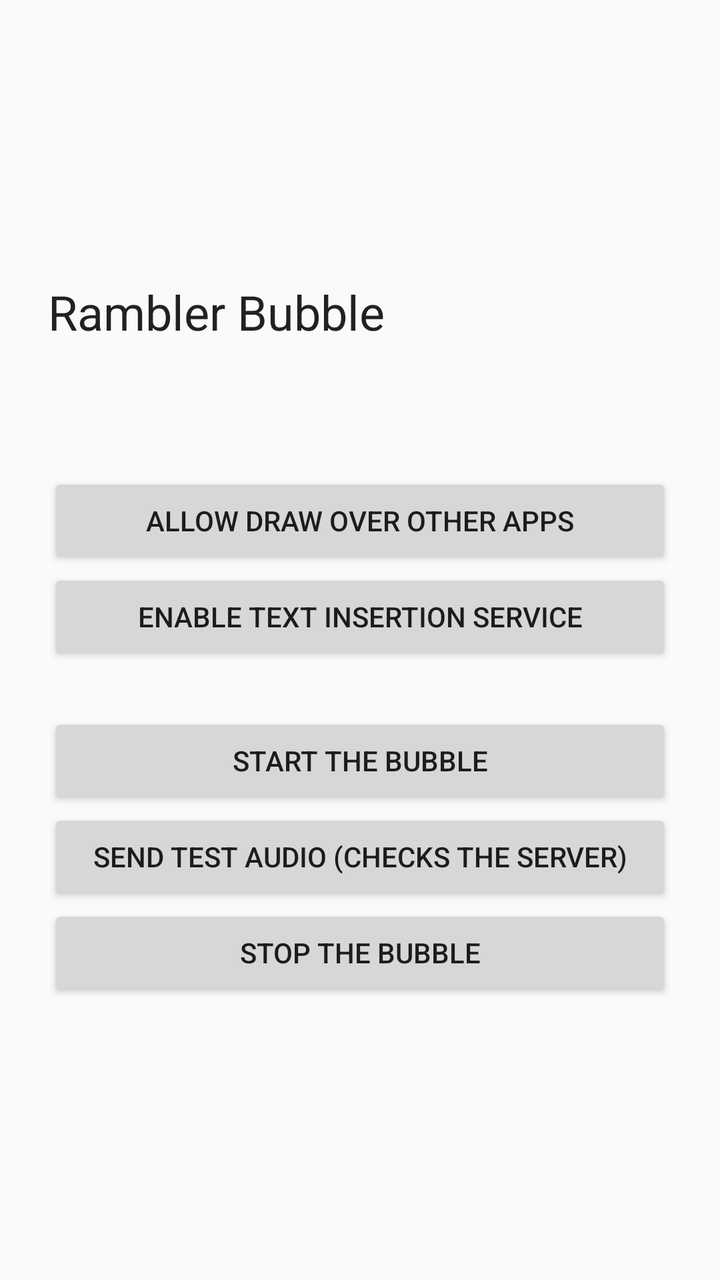
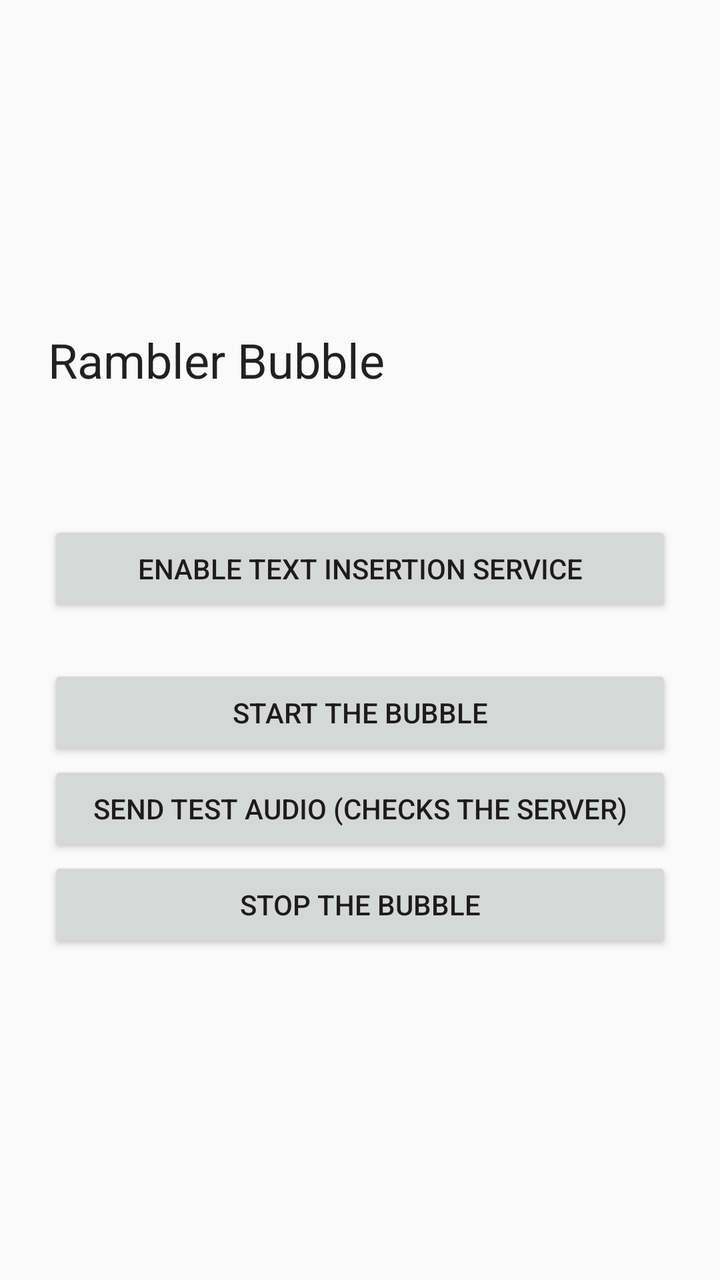

Two renders of the same Android screen: before a commit and after it. Below are the layout's source before the change and the commit's diff.
<!-- AndroidManifest.xml: application theme Theme.Rambler -->
<!-- res/layout/activity_main.xml -->
<?xml version="1.0" encoding="utf-8"?>
<FrameLayout xmlns:android="http://schemas.android.com/apk/res/android"
    android:layout_width="match_parent"
    android:layout_height="match_parent"
    android:padding="24dp">

    <LinearLayout
        android:layout_width="match_parent"
        android:layout_height="wrap_content"
        android:layout_gravity="center"
        android:orientation="vertical">

        <TextView
            android:layout_width="wrap_content"
            android:layout_height="wrap_content"
            android:text="@string/app_name"
            android:textAppearance="@style/TextAppearance.AppCompat.Headline" />

        <TextView
            android:id="@+id/status"
            android:layout_width="wrap_content"
            android:layout_height="wrap_content"
            android:layout_marginTop="16dp"
            android:textAppearance="@style/TextAppearance.AppCompat.Medium" />

        <Button
            android:id="@+id/overlay_perm"
            android:layout_width="match_parent"
            android:layout_height="wrap_content"
            android:layout_marginTop="24dp"
            android:text="@string/grant_overlay" />

        <Button
            android:id="@+id/a11y_perm"
            android:layout_width="match_parent"
            android:layout_height="wrap_content"
            android:text="@string/grant_a11y" />

        <Button
            android:id="@+id/start"
            android:layout_width="match_parent"
            android:layout_height="wrap_content"
            android:layout_marginTop="24dp"
            android:text="@string/start_bubble" />

        <Button
            android:id="@+id/test_audio"
            android:layout_width="match_parent"
            android:layout_height="wrap_content"
            android:text="@string/send_test_audio" />

        <Button
            android:id="@+id/stop"
            android:layout_width="match_parent"
            android:layout_height="wrap_content"
            android:text="@string/stop_bubble" />
    </LinearLayout>
</FrameLayout>
<!-- resources referenced by this layout -->
<resources>
  <string name="app_name">Rambler Bubble</string>
  <string name="grant_a11y">Enable text insertion service</string>
  <string name="grant_overlay">Allow draw over other apps</string>
  <string name="send_test_audio">Send test audio (checks the server)</string>
  <string name="start_bubble">Start the bubble</string>
  <string name="stop_bubble">Stop the bubble</string>
  <style name="Theme.Rambler" parent="Theme.AppCompat.DayNight.NoActionBar" />
</resources>

<!-- the commit's change to res/layout/activity_main.xml (unified diff, before → after) -->
@@ -24,16 +24,10 @@
             android:textAppearance="@style/TextAppearance.AppCompat.Medium" />
 
         <Button
-            android:id="@+id/overlay_perm"
+            android:id="@+id/a11y_perm"
             android:layout_width="match_parent"
             android:layout_height="wrap_content"
             android:layout_marginTop="24dp"
-            android:text="@string/grant_overlay" />
-
-        <Button
-            android:id="@+id/a11y_perm"
-            android:layout_width="match_parent"
-            android:layout_height="wrap_content"
             android:text="@string/grant_a11y" />
 
         <Button
<!-- resource entries referenced after the edit -->
@@ -2,7 +2,6 @@
 <resources>
   <string name="app_name">Rambler Bubble</string>
   <string name="grant_a11y">Enable text insertion service</string>
-  <string name="grant_overlay">Allow draw over other apps</string>
   <string name="send_test_audio">Send test audio (checks the server)</string>
   <string name="start_bubble">Start the bubble</string>
   <string name="stop_bubble">Stop the bubble</string>
